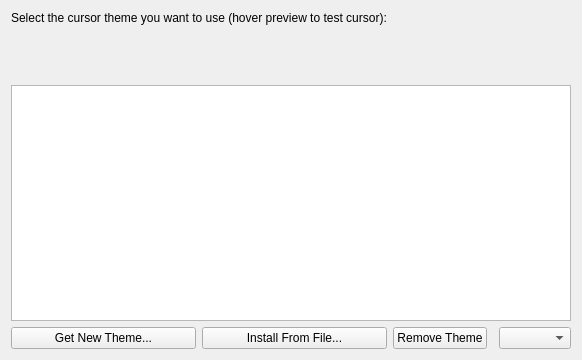
This is kcms/cursortheme/xcursor/themepage.ui in Sonic-DE/sonic-desktop-interface as Qt 5 draws it before an edit. The edited form follows.
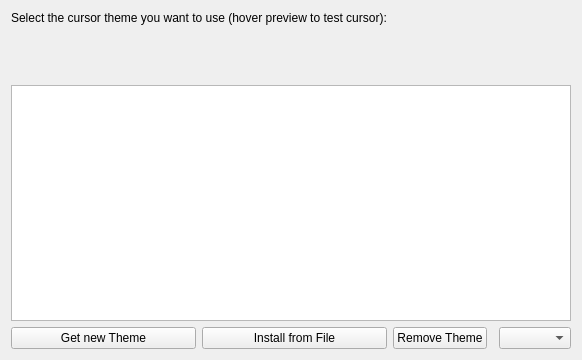
This is the edited form. Custom widgets are drawn as their Qt base class.

Commit message: sync button text of the cursortheme kcm

```diff
--- a/kcms/cursortheme/xcursor/themepage.ui
+++ b/kcms/cursortheme/xcursor/themepage.ui
@@ -40,7 +40,7 @@
       <string>Get new color schemes from the Internet</string>
      </property>
      <property name="text">
-      <string>Get New Theme...</string>
+      <string>Get new Theme</string>
      </property>
     </widget>
    </item>
@@ -89,7 +89,7 @@
    <item row="9" column="1">
     <widget class="QPushButton" name="installButton">
      <property name="text">
-      <string>Install From File...</string>
+      <string>Install from File</string>
      </property>
     </widget>
    </item>
```
